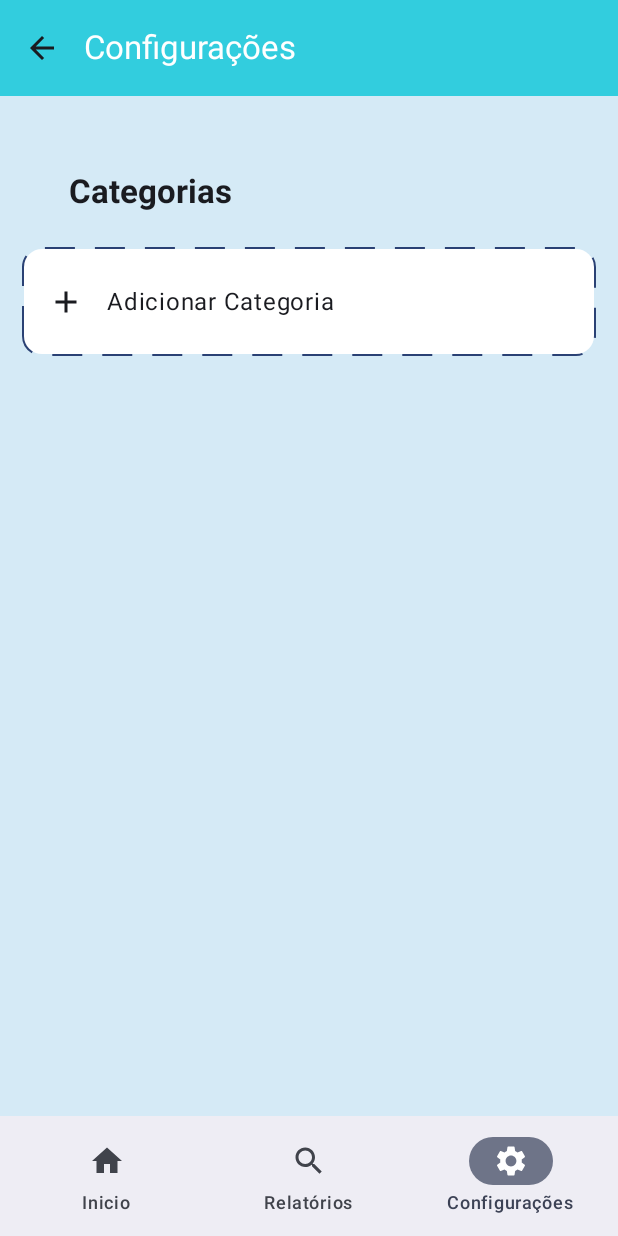
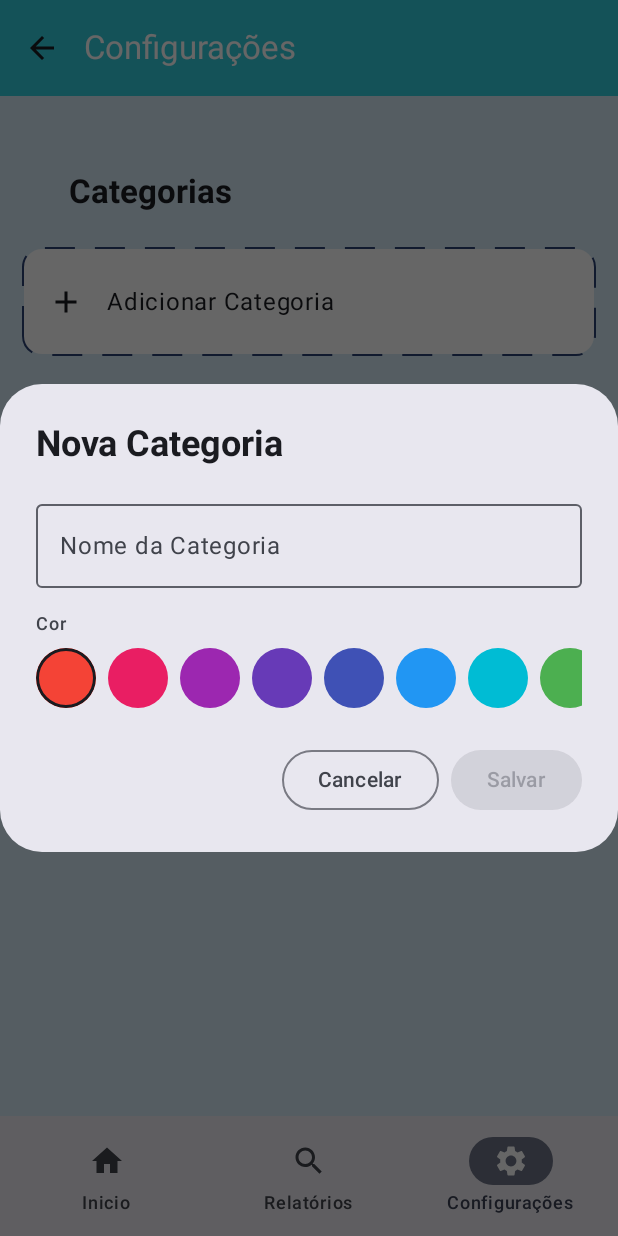
Before and after one commit to LeonardoLopes34/PDS-ulbra, an Android app built with Jetpack Compose: the ConfigurationScreen screen opened through its navigation route, after a tap on "Adicionar Categoria", on a phone screen of 412 x 824 dp. Run offline under Robolectric (Android 15) with nearby library versions, the phone set to English and light mode, and no system bars.

Commit message:
Logica de categoria personalizado
Logica de categorias personalizadas

```diff
--- /dev/null
+++ b/app/app/src/main/java/com/example/controlegasto/presentation/configuration/AddCategoryDialog.kt
@@ -0,0 +1,123 @@
+package com.example.controlegasto.presentation.configuration
+
+import androidx.compose.foundation.background
+import androidx.compose.foundation.border
+import androidx.compose.foundation.clickable
+import androidx.compose.foundation.layout.Arrangement
+import androidx.compose.foundation.layout.Box
+import androidx.compose.foundation.layout.Column
+import androidx.compose.foundation.layout.Spacer
+import androidx.compose.foundation.layout.fillMaxWidth
+import androidx.compose.foundation.layout.height
+import androidx.compose.foundation.layout.size
+import androidx.compose.foundation.lazy.LazyRow
+import androidx.compose.foundation.lazy.items
+import androidx.compose.foundation.shape.CircleShape
+import androidx.compose.material3.Text
+import androidx.compose.runtime.Composable
+import androidx.compose.runtime.getValue
+import androidx.compose.runtime.mutableStateOf
+import androidx.compose.material3.AlertDialog // <-- A importação correta!
+import androidx.compose.material3.Button
+import androidx.compose.material3.MaterialTheme
+import androidx.compose.material3.OutlinedButton
+import androidx.compose.material3.OutlinedTextField
+import androidx.compose.runtime.remember
+import androidx.compose.runtime.setValue
+import androidx.compose.ui.Modifier
+import androidx.compose.ui.draw.clip
+import androidx.compose.ui.graphics.Color
+import androidx.compose.ui.text.font.FontWeight
+import androidx.compose.ui.tooling.preview.Preview
+import androidx.compose.ui.unit.dp
+
+@Composable
+fun CategoryAddDialog(
+    onDismissRequest: () -> Unit,
+    onSaveCategory: (name: String, color: Color) -> Unit
+) {
+    var categoryName by remember { mutableStateOf("") }
+    val colorOptions = listOf(
+        Color(0xFFF44336), Color(0xFFE91E63), Color(0xFF9C27B0), Color(0xFF673AB7),
+        Color(0xFF3F51B5), Color(0xFF2196F3), Color(0xFF00BCD4), Color(0xFF4CAF50),
+        Color(0xFFFF9800), Color(0xFF795548)
+    )
+    var selectedColor by remember { mutableStateOf(colorOptions.first()) }
+
+    AlertDialog(
+        onDismissRequest = onDismissRequest,
+        title = { Text("Nova Categoria", fontWeight = FontWeight.Bold) },
+        text = {
+            Column(
+                verticalArrangement = Arrangement.spacedBy(16.dp)
+            ) {
+                OutlinedTextField(
+                    value = categoryName,
+                    onValueChange = { categoryName = it },
+                    label = { Text("Nome da Categoria") },
+                    modifier = Modifier.fillMaxWidth(),
+                    singleLine = true
+                )
+                Column {
+                    Text("Cor", style = MaterialTheme.typography.labelMedium)
+                    Spacer(Modifier.height(8.dp))
+                    LazyRow(horizontalArrangement = Arrangement.spacedBy(8.dp)) {
+                        items(colorOptions) { color ->
+                            ColorCircle(
+                                color = color,
+                                isSelected = (color == selectedColor),
+                                onClick = { selectedColor = color }
+                            )
+                        }
+                    }
+                }
+            }
+        },
+        confirmButton = {
+            Button(
+                onClick = {
+                    if (categoryName.isNotBlank()) {
+                        onSaveCategory(categoryName, selectedColor)
+                    }
+                },
+                enabled = categoryName.isNotBlank()
+            ) {
+                Text("Salvar")
+            }
+        },
+        dismissButton = {
+            OutlinedButton(onClick = onDismissRequest) {
+                Text("Cancelar")
+            }
+        }
+    )
+}
+
+@Composable
+private fun ColorCircle(
+    color: Color,
+    isSelected: Boolean,
+    onClick: () -> Unit
+) {
+    Box(
+        modifier = Modifier
+            .size(40.dp)
+            .clip(CircleShape)
+            .background(color)
+            .clickable(onClick = onClick)
+            .border(
+                width = if (isSelected) 2.dp else 0.dp,
+                color = if (isSelected) MaterialTheme.colorScheme.onSurface else Color.Transparent,
+                shape = CircleShape
+            )
+
+    )
+}
+
+@Preview
+@Composable
+fun AddCategoryDialogPreview() {
+    MaterialTheme {
+        CategoryAddDialog(onDismissRequest = {}, onSaveCategory = { _, _ -> })
+    }
+}
--- a/app/app/src/main/java/com/example/controlegasto/presentation/configuration/ConfigurationScreen.kt
+++ b/app/app/src/main/java/com/example/controlegasto/presentation/configuration/ConfigurationScreen.kt
@@ -1,12 +1,20 @@
 package com.example.controlegasto.presentation.configuration
 
+import android.R.attr.text
+import android.app.AlertDialog
+import androidx.compose.foundation.clickable
 import androidx.compose.foundation.layout.Arrangement
 import androidx.compose.foundation.layout.Column
+import androidx.compose.foundation.layout.PaddingValues
 import androidx.compose.foundation.layout.Row
+import androidx.compose.foundation.layout.fillMaxHeight
 import androidx.compose.foundation.layout.fillMaxSize
 import androidx.compose.foundation.layout.fillMaxWidth
 import androidx.compose.foundation.layout.height
 import androidx.compose.foundation.layout.padding
+import androidx.compose.foundation.lazy.LazyColumn
+import androidx.compose.foundation.lazy.items
+import androidx.compose.foundation.lazy.itemsIndexed
 import androidx.compose.foundation.shape.RoundedCornerShape
 import androidx.compose.material.icons.Icons
 import androidx.compose.material.icons.filled.Add
@@ -14,7 +22,10 @@ import androidx.compose.material.icons.filled.ArrowBack
 import androidx.compose.material.icons.filled.Home
 import androidx.compose.material.icons.filled.Search
 import androidx.compose.material.icons.filled.Settings
+import androidx.compose.material3.AlertDialog
 import androidx.compose.material3.BottomAppBar
+import androidx.compose.material3.Button
+import androidx.compose.material3.ButtonDefaults
 import androidx.compose.material3.Card
 import androidx.compose.material3.CardDefaults
 import androidx.compose.material3.ExperimentalMaterial3Api
@@ -22,13 +33,17 @@ import androidx.compose.material3.Icon
 import androidx.compose.material3.IconButton
 import androidx.compose.material3.MaterialTheme
 import androidx.compose.material3.NavigationBarItem
+import androidx.compose.material3.OutlinedButton
 import androidx.compose.material3.Scaffold
 import androidx.compose.material3.Text
+import androidx.compose.material3.TextField
 import androidx.compose.material3.TopAppBar
 import androidx.compose.material3.TopAppBarDefaults
 import androidx.compose.runtime.Composable
+import androidx.compose.runtime.collectAsState
 import androidx.compose.runtime.getValue
 import androidx.compose.runtime.mutableIntStateOf
+import androidx.compose.runtime.mutableStateOf
 import androidx.compose.runtime.remember
 import androidx.compose.runtime.setValue
 import androidx.compose.ui.Alignment
@@ -41,14 +56,45 @@ import androidx.compose.ui.graphics.drawscope.Stroke
 import androidx.compose.ui.text.font.FontWeight
 import androidx.compose.ui.tooling.preview.Preview
 import androidx.compose.ui.unit.dp
+import androidx.lifecycle.viewmodel.compose.viewModel
+import com.example.controlegasto.domain.entities.Category
+import com.example.controlegasto.presentation.home.HomeCategoryCard
+import com.example.controlegasto.presentation.home.HomeViewModelFactory
 import com.example.controlegasto.presentation.theme.ControleGastoTheme
 import com.example.controlegasto.presentation.theme.LightBlue
 import com.example.controlegasto.presentation.theme.LightBlue2
 
 @OptIn(ExperimentalMaterial3Api::class)
 @Composable
-fun ConfigurationScreen(modifier: Modifier = Modifier) {
+fun ConfigurationScreen(
+    modifier: Modifier = Modifier,
+    viewModel: ConfigurationViewModel = viewModel(factory = ConfigurationViewModelFactory)
+) {
+    val uiState by viewModel.uiState.collectAsState()
+    val categories by viewModel.categoryList.collectAsState()
+
+
     val borderColor = MaterialTheme.colorScheme.surfaceTint
+
+    if(uiState.isAddCategoryDialogVisible) {
+        CategoryAddDialog(
+            onDismissRequest = viewModel::onAddCategoryDismiss,
+            onSaveCategory = {name, selectedColor ->
+                val newCategory = Category(name = name, color = selectedColor.value.toLong())
+                viewModel.onSaveCategory(newCategory)
+                viewModel.onAddCategoryDismiss()
+            }
+        )
+    }
+
+    val categoryToDelete = uiState.categoryForDeletion
+    if (categoryToDelete != null) {
+        DeleteConfirmationDialog(
+            categoryName = categoryToDelete.name,
+            onConfirm = viewModel::confirmDelete,
+            onDismiss = viewModel::cancelDelete
+        )
+    }
 
     Scaffold(
         containerColor = LightBlue2,
@@ -91,7 +137,7 @@ fun ConfigurationScreen(modifier: Modifier = Modifier) {
                     modifier = Modifier
                         .fillMaxWidth()
                         .height(70.dp)
-                        .drawBehind{
+                        .drawBehind {
                             val strokeWidth = Stroke.DefaultMiter
                             val pathEffect = PathEffect.dashPathEffect(floatArrayOf(30f, 20f), 0f)
                             val cornerRadius = CornerRadius(12.dp.toPx())
@@ -107,8 +153,7 @@ fun ConfigurationScreen(modifier: Modifier = Modifier) {
                     shape = RoundedCornerShape(12.dp),
                     elevation = CardDefaults.cardElevation(0.dp),
                     colors = CardDefaults.cardColors(containerColor = Color.White),
-                    onClick = {/* TODO add custom category  */}
-                    //receber a cor pela cor da categoria
+                    onClick = viewModel::onAddCategoryClicked
                 ) {
                     Row(
                         modifier = Modifier
@@ -126,10 +171,58 @@ fun ConfigurationScreen(modifier: Modifier = Modifier) {
                         )
                     }
                 }
+                LazyColumn(
+                    modifier  = Modifier
+                        .fillMaxWidth()
+                        .weight(1f),
+                    contentPadding = PaddingValues(horizontal = 16.dp),
+                    verticalArrangement = Arrangement.spacedBy(12.dp)
+                ) {
+                    items(categories) { category ->
+                        CategoryCard(
+                            categoryName = category.name,
+                            categoryColor = Color(category.color.toULong()),
+                            modifier = Modifier.fillMaxWidth(),
+                            onDeleteClick = { viewModel.requestDeleteConfirmation(category)},
+                            onEditClick = { viewModel.onUpdateCategory(category)}
+                        )
+                    }
+                }
             }
         }
     )
 }
+
+
+@Composable
+fun DeleteConfirmationDialog(
+    categoryName: String,
+    onConfirm: () -> Unit,
+    onDismiss: () -> Unit
+) {
+    AlertDialog(
+        onDismissRequest = onDismiss,
+        title = { Text("Confirmar Exclusão") },
+        text = {
+            Text("Tem a certeza de que deseja apagar a categoria \"$categoryName\"? Esta ação não pode ser desfeita.")
+        },
+        confirmButton = {
+            Button(
+                onClick = onConfirm,
+                colors = ButtonDefaults.buttonColors(containerColor = MaterialTheme.colorScheme.error)
+            ) {
+                Text("Apagar")
+            }
+        },
+        dismissButton = {
+            OutlinedButton(onClick = onDismiss) {
+                Text("Cancelar")
+            }
+        }
+    )
+}
+
+
 
 @Preview(showBackground = true)
 @Composable
--- /dev/null
+++ b/app/app/src/main/java/com/example/controlegasto/presentation/configuration/ConfigurationViewModel.kt
@@ -0,0 +1,83 @@
+package com.example.controlegasto.presentation.configuration
+
+import androidx.lifecycle.ViewModel
+import androidx.lifecycle.ViewModelProvider
+import androidx.lifecycle.viewModelScope
+import androidx.lifecycle.viewmodel.CreationExtras
+import com.example.controlegasto.ExpenseControlApplication
+import com.example.controlegasto.data.repository.CategoryRepository
+import com.example.controlegasto.domain.entities.Category
+import kotlinx.coroutines.flow.MutableStateFlow
+import kotlinx.coroutines.flow.SharingStarted
+import kotlinx.coroutines.flow.StateFlow
+import kotlinx.coroutines.flow.asStateFlow
+import kotlinx.coroutines.flow.stateIn
+import kotlinx.coroutines.flow.update
+import kotlinx.coroutines.launch
+
+data class ConfigurationUiState(
+    val isAddCategoryDialogVisible: Boolean = false,
+    val categoryForDeletion: Category? = null
+)
+
+class ConfigurationViewModel(private val categoryRepository: CategoryRepository): ViewModel() {
+    private val _uiState = MutableStateFlow(ConfigurationUiState())
+    val uiState = _uiState.asStateFlow()
+
+    fun onAddCategoryClicked() {
+        _uiState.update { it.copy(isAddCategoryDialogVisible = true)}
+    }
+    fun onAddCategoryDismiss() {
+        _uiState.update { it.copy(isAddCategoryDialogVisible = false) }
+    }
+
+    fun onSaveCategory(category: Category) {
+        viewModelScope.launch {
+            categoryRepository.addCategory(category)
+        }
+    }
+
+    fun requestDeleteConfirmation(category: Category) {
+        _uiState.update { it.copy(categoryForDeletion = category) }
+    }
+
+    fun cancelDelete(){
+        _uiState.update { it.copy(categoryForDeletion = null) }
+    }
+
+    fun confirmDelete() {
+        val categoryToDelete = _uiState.value.categoryForDeletion
+        if(categoryToDelete != null) {
+            viewModelScope.launch {
+                categoryRepository.deleteCategory(categoryToDelete)
+                _uiState.update { it.copy(categoryForDeletion = null) }
+            }
+        }
+    }
+
+    fun onUpdateCategory(category: Category) {
+        viewModelScope.launch {
+            categoryRepository.updateCategory(category)
+        }
+    }
+
+    val categoryList: StateFlow<List<Category>> = categoryRepository.getAllCategories()
+        .stateIn(
+            scope = viewModelScope,
+            started = SharingStarted.WhileSubscribed(5000),
+            initialValue = emptyList()
+        )
+}
+
+
+object ConfigurationViewModelFactory: ViewModelProvider.Factory {
+    override fun <T: ViewModel> create(modelClass: Class<T>, extras: CreationExtras): T {
+        val application = checkNotNull(extras[ViewModelProvider.AndroidViewModelFactory.APPLICATION_KEY])
+        val categoryRepository = (application as ExpenseControlApplication).categoryRepository
+        if (modelClass.isAssignableFrom(ConfigurationViewModel::class.java)) {
+            @Suppress("UNCHECKED_CAST")
+            return ConfigurationViewModel(categoryRepository) as T
+        }
+        throw IllegalArgumentException("Unknown ViewModel class")
+    }
+}
--- a/app/app/src/main/java/com/example/controlegasto/presentation/home/HomeCategoryCard.kt
+++ b/app/app/src/main/java/com/example/controlegasto/presentation/home/HomeCategoryCard.kt
@@ -20,11 +20,11 @@ import com.example.controlegasto.presentation.theme.ControleGastoTheme
 import com.example.controlegasto.presentation.theme.LightBlue2
 
 @Composable
-fun HomeCategoryCard(category: String, color: Color, modifier: Modifier = Modifier) {
+fun HomeCategoryCard(category: String, categoryColor: Color, modifier: Modifier = Modifier) {
     Card(
-        modifier = modifier.defaultMinSize(minHeight = 40.dp),
+        modifier = Modifier.defaultMinSize(minHeight = 40.dp),
         elevation = CardDefaults.cardElevation(4.dp),
-        colors = CardDefaults.cardColors(color, // cor teste, depois mudar para receber a cor atraves da dataclass da categoria
+        colors = CardDefaults.cardColors(categoryColor, // cor teste, depois mudar para receber a cor atraves da dataclass da categoria
             )
     ) {
         Column(
```
Also changed, not shown: app/app/src/main/java/com/example/controlegasto/presentation/configuration/CategoryCard.kt (added, +73 -0 lines).
